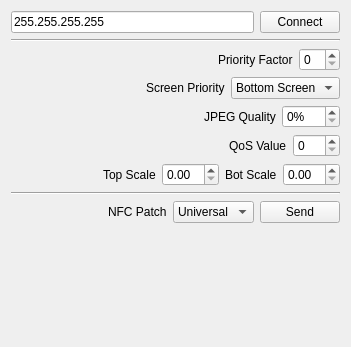
Qt form src/mainwindow.ui (BoltsJ/cuteNTR) before a commit.
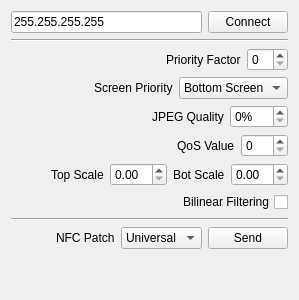
The same form after that commit.

Commit message:
Add smooth scaling option.
Add a check box to MainWindow to control smoothing. Restructure signals
and slots for communication from MainWindow to StreamWindow to use a
generic signal/slot for settings changed.

Patch:
```diff
--- a/src/mainwindow.ui
+++ b/src/mainwindow.ui
@@ -2,14 +2,6 @@
 <ui version="4.0">
  <class>MainWindow</class>
  <widget class="QMainWindow" name="MainWindow">
-  <property name="geometry">
-   <rect>
-    <x>0</x>
-    <y>0</y>
-    <width>351</width>
-    <height>347</height>
-   </rect>
-  </property>
   <property name="windowTitle">
    <string>cuteNTR</string>
   </property>
@@ -222,6 +214,33 @@
       </item>
      </layout>
     </item>
+    <item>
+     <layout class="QHBoxLayout" name="horizontalLayout_8">
+      <item>
+       <spacer name="horizontalSpacer_7">
+        <property name="orientation">
+         <enum>Qt::Horizontal</enum>
+        </property>
+        <property name="sizeHint" stdset="0">
+         <size>
+          <width>40</width>
+          <height>20</height>
+         </size>
+        </property>
+       </spacer>
+      </item>
+      <item>
+       <widget class="QCheckBox" name="smooth">
+        <property name="layoutDirection">
+         <enum>Qt::RightToLeft</enum>
+        </property>
+        <property name="text">
+         <string>Bilinear Filtering</string>
+        </property>
+       </widget>
+      </item>
+     </layout>
+    </item>
     <item>
      <widget class="Line" name="line_2">
       <property name="orientation">
```
The commit also changes 6 other files.
